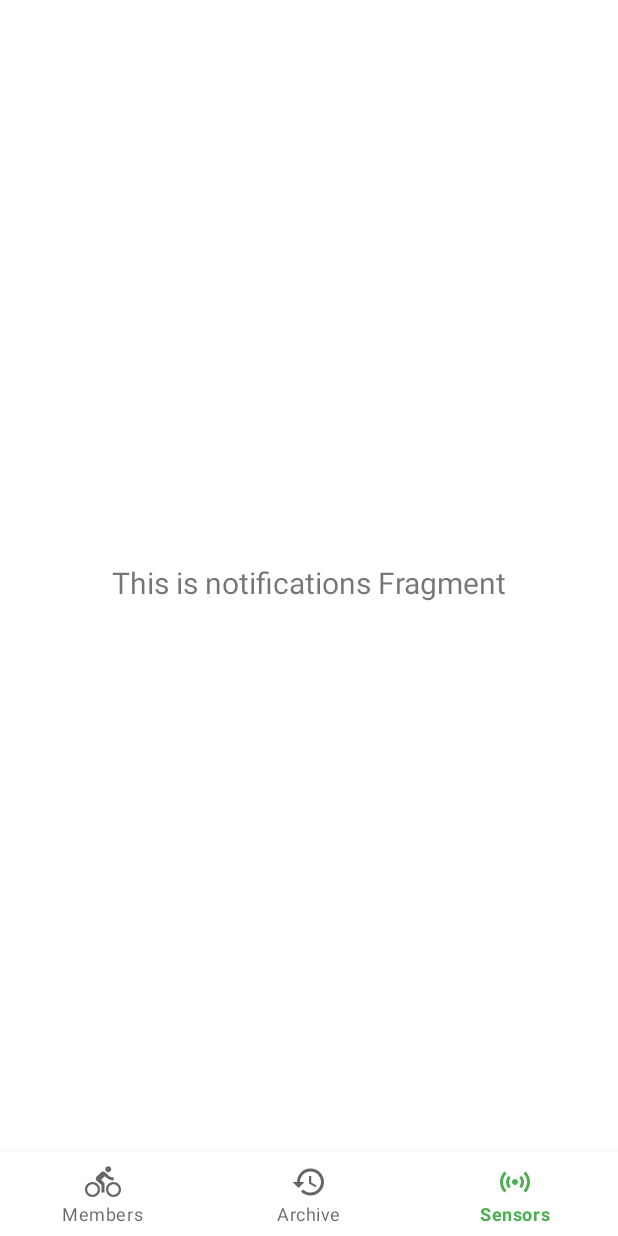
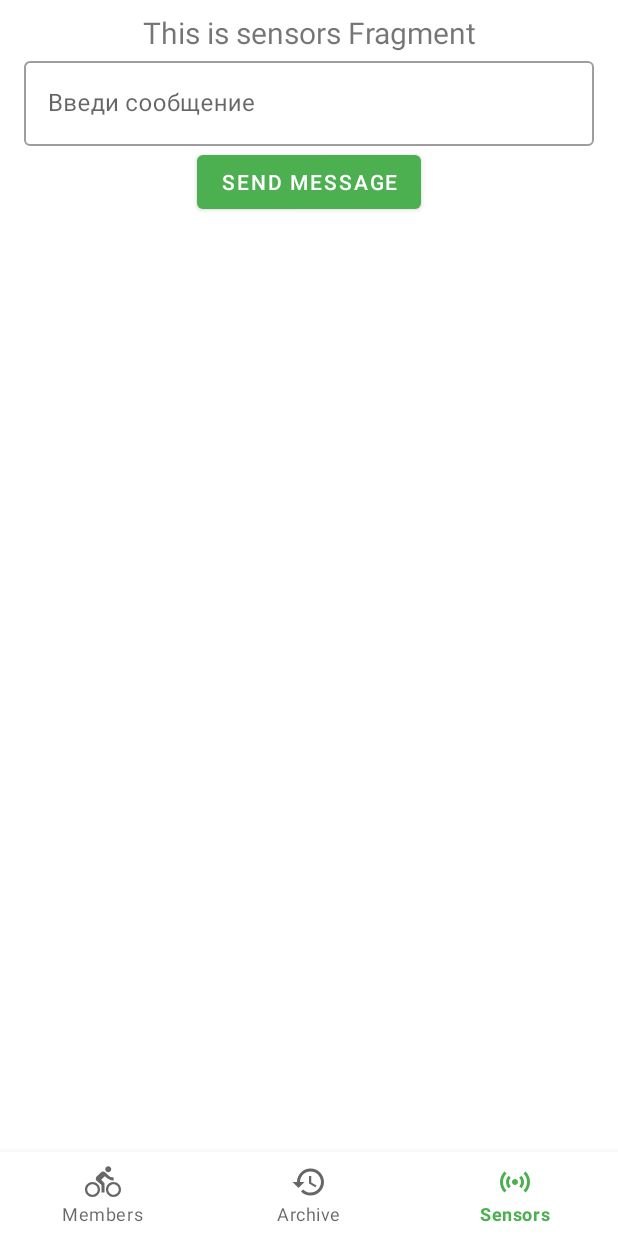
Before and after one commit to axcheb/SaigakTiming, an Android app: the screen it shows after launch (MainActivity), item 3 of the bottom bar chosen, on a phone screen of 412 x 824 dp. Run offline under Robolectric (Android 15) with nearby library versions, the phone set to English and light mode, and no system bars; our stand-ins replace Room's generated code, navigation-ui.

Commit message:
Receiving data from sensors. Bluetooth, nRF24L01.

```diff
--- a/app/src/main/AndroidManifest.xml
+++ b/app/src/main/AndroidManifest.xml
@@ -1,6 +1,9 @@
 <?xml version="1.0" encoding="utf-8"?>
 <manifest xmlns:android="http://schemas.android.com/apk/res/android"
     package="ru.axcheb.saigaktiming">
+
+    <uses-permission android:name="android.permission.BLUETOOTH"/>
+    <uses-permission android:name="android.permission.BLUETOOTH_ADMIN" />
 
     <application
         android:name=".AndroidApplication"
--- /dev/null
+++ b/app/src/main/java/ru/axcheb/saigaktiming/data/bluetooth/BluetoothSerialBoardServer.kt
@@ -0,0 +1,127 @@
+package ru.axcheb.saigaktiming.data.bluetooth
+
+import android.bluetooth.BluetoothAdapter
+import android.bluetooth.BluetoothDevice
+import android.bluetooth.BluetoothSocket
+import android.util.Log
+import kotlinx.coroutines.*
+import kotlinx.coroutines.flow.*
+import java.io.BufferedReader
+import java.io.InputStreamReader
+import java.util.*
+
+private const val TAG = "BluetoothSerialBoardServer"
+
+private const val DEVICE_NAME = "HC-06"
+
+/**
+ * https://developer.android.com/reference/android/bluetooth/BluetoothDevice#createRfcommSocketToServiceRecord%28java.util.UUID%29
+ * If you are connecting to a Bluetooth serial board then try using the well-known SPP UUID:
+ */
+private const val SPP_UUID_SERIAL_BOARD = "00001101-0000-1000-8000-00805f9b34fb"
+
+
+/**
+ * Синглтон для работы с последовательным модулем bluetooth (Bluetooth serial board).
+ * В данном случае код заточен на работу с модулем HC-06 @see [DEVICE_NAME],
+ * т.к работа с другими модулями не предполагается.
+ */
+object BluetoothSerialBoardServer {
+
+    // TODO проверить что будет, если сединение отвалится!!! Сделать реконнект.  bluetoothSocketFlow.value. .isConnected()
+
+    private val adapter: BluetoothAdapter = BluetoothAdapter.getDefaultAdapter()
+
+    // Нужно ли спросить включить блютус.
+    private val _requestEnableBluetooth = MutableStateFlow(true)
+    val requestEnableBluetooth: StateFlow<Boolean> = _requestEnableBluetooth
+
+    private val bluetoothSocketFlow = MutableStateFlow<BluetoothSocket?>(null)
+
+    val inMessageFlow = bluetoothSocketFlow.map { it?.inputStream }.filter { it != null }
+        .flatMapLatest { inStream ->
+            BufferedReader(InputStreamReader(inStream)).lineSequence().asFlow()
+        }.catch { e ->
+            Log.d(TAG, "Cant read message. ${e.message}")
+            onError()
+        }.flowOn(Dispatchers.IO)
+
+    fun startServer() {
+        _requestEnableBluetooth.value = !adapter.isEnabled
+        //TODO проверять не работает ли уже сервер
+        if (adapter.isEnabled) setupServer()
+    }
+
+    suspend fun send(msg: String, times: Int) {
+        repeat(times) {
+            send("%03d $msg".format(it))
+        }
+    }
+
+    suspend fun send(msg: String) {
+        if (msg.isEmpty()) {
+            return
+        }
+        val outputStream = bluetoothSocketFlow.value?.outputStream ?: return
+        val exceptionHandler = CoroutineExceptionHandler { coroutineContext, throwable ->
+            Log.d(TAG, "Message send failed...\n ${throwable.message}")
+            onError()
+        }
+
+        withContext(Dispatchers.IO + exceptionHandler) {
+            @Suppress("BlockingMethodInNonBlockingContext")
+            outputStream.write("$msg\n".toByteArray())
+        }
+    }
+
+    fun close() {
+        val btSocket = bluetoothSocketFlow.value
+        btSocket?.inputStream?.close()
+        btSocket?.outputStream?.close()
+        btSocket?.close()
+        bluetoothSocketFlow.value = null
+    }
+
+    private fun setupServer() {
+
+        val exceptionHandler = CoroutineExceptionHandler { coroutineContext, throwable ->
+            // TODO может сделать toast, что не получилось законектиться
+            Log.d(TAG, "Connection to $DEVICE_NAME failed...\n ${throwable.message}")
+            onError()
+        }
+
+        GlobalScope.launch(Dispatchers.IO + exceptionHandler) {
+            val btDevice = adapter.bondedDevices.firstOrNull { it.name == DEVICE_NAME }
+            if (btDevice != null) {
+                val socket = connectToDevice(btDevice)
+                onConnected(socket!!)
+                Log.d(TAG, "Device connected to $DEVICE_NAME")
+            } else {
+                Log.d(TAG, "Connection failed.")
+            }
+        }
+    }
+
+    private suspend fun connectToDevice(btDevice: BluetoothDevice): BluetoothSocket? =
+        GlobalScope.async(Dispatchers.IO) {
+            val bluetoothSocket = btDevice.createRfcommSocketToServiceRecord(
+                UUID.fromString(
+                    SPP_UUID_SERIAL_BOARD
+                )
+            )
+            bluetoothSocket.connect()
+            return@async bluetoothSocket
+        }.await()
+
+    private fun onConnected(socket: BluetoothSocket) {
+        bluetoothSocketFlow.value = socket
+    }
+
+    private fun onError() {
+        if (bluetoothSocketFlow.value?.isConnected == false) {
+            close()
+            _requestEnableBluetooth.value = !adapter.isEnabled
+        }
+    }
+
+}
--- a/app/src/main/java/ru/axcheb/saigaktiming/ui/finish/FinishViewModel.kt
+++ b/app/src/main/java/ru/axcheb/saigaktiming/ui/finish/FinishViewModel.kt
@@ -202,7 +202,6 @@ class FinishViewModel(
 
         val startCountingMillis = System.currentTimeMillis()
         val endMillis = BEFORE_START_TIME + WAITING_FINISH_TIME
-
         val job = viewModelScope.launch {
             var current = System.currentTimeMillis()
             var fromStartCounting = current - startCountingMillis
--- a/app/src/main/java/ru/axcheb/saigaktiming/ui/notifications/NotificationsFragment.kt
+++ /dev/null
@@ -1,31 +0,0 @@
-package ru.axcheb.saigaktiming.ui.notifications
-
-import android.os.Bundle
-import android.view.LayoutInflater
-import android.view.View
-import android.view.ViewGroup
-import android.widget.TextView
-import androidx.fragment.app.Fragment
-import androidx.lifecycle.Observer
-import androidx.lifecycle.ViewModelProvider
-import ru.axcheb.saigaktiming.R
-
-class NotificationsFragment : Fragment() {
-
-    private lateinit var notificationsViewModel: NotificationsViewModel
-
-    override fun onCreateView(
-            inflater: LayoutInflater,
-            container: ViewGroup?,
-            savedInstanceState: Bundle?
-    ): View? {
-        notificationsViewModel =
-                ViewModelProvider(this).get(NotificationsViewModel::class.java)
-        val root = inflater.inflate(R.layout.fragment_notifications, container, false)
-        val textView: TextView = root.findViewById(R.id.text_notifications)
-        notificationsViewModel.text.observe(viewLifecycleOwner, Observer {
-            textView.text = it
-        })
-        return root
-    }
-}
--- /dev/null
+++ b/app/src/main/java/ru/axcheb/saigaktiming/ui/sensors/SensorsFragment.kt
@@ -0,0 +1,104 @@
+package ru.axcheb.saigaktiming.ui.sensors
+
+import android.app.Activity
+import android.bluetooth.BluetoothAdapter
+import android.content.Intent
+import android.os.Bundle
+import android.view.LayoutInflater
+import android.view.View
+import android.view.ViewGroup
+import android.widget.Toast
+import androidx.activity.result.contract.ActivityResultContracts
+import androidx.fragment.app.Fragment
+import androidx.lifecycle.Observer
+import androidx.lifecycle.ViewModelProvider
+import androidx.lifecycle.lifecycleScope
+import kotlinx.coroutines.flow.collect
+import kotlinx.coroutines.launch
+import ru.axcheb.saigaktiming.data.bluetooth.BluetoothSerialBoardServer
+import ru.axcheb.saigaktiming.databinding.SensorsFragmentBinding
+
+class SensorsFragment : Fragment() {
+
+    private lateinit var viewModel: SensorsViewModel
+
+    private var _binding: SensorsFragmentBinding? = null
+    private val binding get() = _binding!!
+
+    private val enableBluetoothLauncher =
+        registerForActivityResult(ActivityResultContracts.StartActivityForResult()) { result ->
+            if (result.resultCode == Activity.RESULT_OK) {
+                startBtServer()
+            }
+        }
+
+    override fun onCreateView(
+        inflater: LayoutInflater,
+        container: ViewGroup?,
+        savedInstanceState: Bundle?
+    ): View {
+        _binding = SensorsFragmentBinding.inflate(inflater, container, false)
+
+        // TODO use koin to create VM
+        viewModel =
+            ViewModelProvider(this).get(SensorsViewModel::class.java)
+
+        val textView = binding.textSensors
+        viewModel.text.observe(viewLifecycleOwner, {
+            textView.text = it
+        })
+
+
+        observeData()
+        setListeners()
+
+        startBtServer()
+        return binding.root
+    }
+
+    private fun observeData() {
+        lifecycleScope.launchWhenStarted {
+            BluetoothSerialBoardServer.inMessageFlow.collect {
+                binding.textSensors.text = it
+                showToast(it)
+            }
+        }
+
+        lifecycleScope.launchWhenStarted {
+            BluetoothSerialBoardServer.requestEnableBluetooth.collect {
+                if (it) {
+                    enableBluetoothLauncher.launch(Intent(BluetoothAdapter.ACTION_REQUEST_ENABLE))
+                }
+            }
+        }
+    }
+
+    private fun setListeners() {
+        binding.sendMessageBtn.setOnClickListener {
+            lifecycleScope.launch {
+                BluetoothSerialBoardServer.send(binding.messageInput.editText?.text.toString(), 100)
+                binding.messageInput.editText?.text?.clear()
+            }
+        }
+
+    }
+
+    private fun startBtServer() {
+        BluetoothSerialBoardServer.startServer() // TODO вытащить на уровень старта приложения
+    }
+
+    override fun onDestroy() {
+        super.onDestroy()
+        BluetoothSerialBoardServer.close() // TODO вытащить на уровень старта приложения
+    }
+
+    private fun showToast(text: String) {
+        Toast.makeText(context, text, Toast.LENGTH_SHORT).show()
+    }
+
+    override fun onDestroyView() {
+        super.onDestroyView()
+        _binding = null
+    }
+
+}
--- a/app/src/main/java/ru/axcheb/saigaktiming/ui/notifications/NotificationsViewModel.kt
+++ b/app/src/main/java/ru/axcheb/saigaktiming/ui/sensors/SensorsViewModel.kt
@@ -1,13 +1,17 @@
-package ru.axcheb.saigaktiming.ui.notifications
+package ru.axcheb.saigaktiming.ui.sensors
 
 import androidx.lifecycle.LiveData
 import androidx.lifecycle.MutableLiveData
 import androidx.lifecycle.ViewModel
 
-class NotificationsViewModel : ViewModel() {
+class SensorsViewModel : ViewModel() {
 
     private val _text = MutableLiveData<String>().apply {
-        value = "This is notifications Fragment"
+        value = "This is sensors Fragment"
     }
     val text: LiveData<String> = _text
+
+    fun onMsgReceived(msg: String) {
+        _text.value = msg
+    }
 }
--- a/app/src/main/res/layout/fragment_notifications.xml
+++ /dev/null
@@ -1,22 +0,0 @@
-<?xml version="1.0" encoding="utf-8"?>
-<androidx.constraintlayout.widget.ConstraintLayout xmlns:android="http://schemas.android.com/apk/res/android"
-    xmlns:app="http://schemas.android.com/apk/res-auto"
-    xmlns:tools="http://schemas.android.com/tools"
-    android:layout_width="match_parent"
-    android:layout_height="match_parent"
-    tools:context=".ui.notifications.NotificationsFragment">
-
-    <TextView
-        android:id="@+id/text_notifications"
-        android:layout_width="match_parent"
-        android:layout_height="wrap_content"
-        android:layout_marginStart="8dp"
-        android:layout_marginTop="8dp"
-        android:layout_marginEnd="8dp"
-        android:textAlignment="center"
-        android:textSize="20sp"
-        app:layout_constraintBottom_toBottomOf="parent"
-        app:layout_constraintEnd_toEndOf="parent"
-        app:layout_constraintStart_toStartOf="parent"
-        app:layout_constraintTop_toTopOf="parent" />
-</androidx.constraintlayout.widget.ConstraintLayout>
--- /dev/null
+++ b/app/src/main/res/layout/sensors_fragment.xml
@@ -0,0 +1,43 @@
+<?xml version="1.0" encoding="utf-8"?>
+<LinearLayout xmlns:android="http://schemas.android.com/apk/res/android"
+    xmlns:app="http://schemas.android.com/apk/res-auto"
+    xmlns:tools="http://schemas.android.com/tools"
+    android:layout_width="match_parent"
+    android:layout_height="match_parent"
+    android:orientation="vertical"
+    tools:context=".ui.sensors.SensorsFragment">
+
+    <TextView
+        android:id="@+id/text_sensors"
+        android:layout_width="match_parent"
+        android:layout_height="wrap_content"
+        android:layout_marginStart="8dp"
+        android:layout_marginTop="8dp"
+        android:layout_marginEnd="8dp"
+        android:textAlignment="center"
+        android:textSize="20sp" />
+
+    <com.google.android.material.textfield.TextInputLayout
+        android:id="@+id/message_input"
+        style="@style/Widget.MaterialComponents.TextInputLayout.OutlinedBox"
+        android:layout_width="match_parent"
+        android:layout_height="wrap_content"
+        android:layout_marginStart="@dimen/default_view_margin"
+        android:layout_marginEnd="@dimen/default_view_margin">
+
+        <com.google.android.material.textfield.TextInputEditText
+            android:layout_width="match_parent"
+            android:layout_height="wrap_content"
+            android:hint="Введи сообщение"
+            android:inputType="text" />
+    </com.google.android.material.textfield.TextInputLayout>
+
+
+    <Button
+        android:id="@+id/send_message_btn"
+        android:layout_width="wrap_content"
+        android:layout_height="wrap_content"
+        android:layout_gravity="center"
+        android:text="Send message" />
+
+</LinearLayout>
--- a/app/src/main/res/menu/bottom_nav_menu.xml
+++ b/app/src/main/res/menu/bottom_nav_menu.xml
@@ -12,7 +12,7 @@
         android:title="@string/title_archive" />
 
     <item
-        android:id="@+id/navigation_notifications"
+        android:id="@+id/navigation_sensors"
         android:icon="@drawable/ic_sensors_24"
         android:title="@string/title_sensors" />
 
--- a/app/src/main/res/navigation/mobile_navigation.xml
+++ b/app/src/main/res/navigation/mobile_navigation.xml
@@ -26,10 +26,10 @@
         tools:layout="@layout/fragment_dashboard" />
 
     <fragment
-        android:id="@+id/navigation_notifications"
-        android:name="ru.axcheb.saigaktiming.ui.notifications.NotificationsFragment"
+        android:id="@+id/navigation_sensors"
+        android:name="ru.axcheb.saigaktiming.ui.sensors.SensorsFragment"
         android:label="@string/title_sensors"
-        tools:layout="@layout/fragment_notifications" />
+        tools:layout="@layout/sensors_fragment" />
 
     <fragment
         android:id="@+id/memberResultFragment"
```
Also changed, not shown: app/build.gradle (+5 -3 lines), 3 other files.
